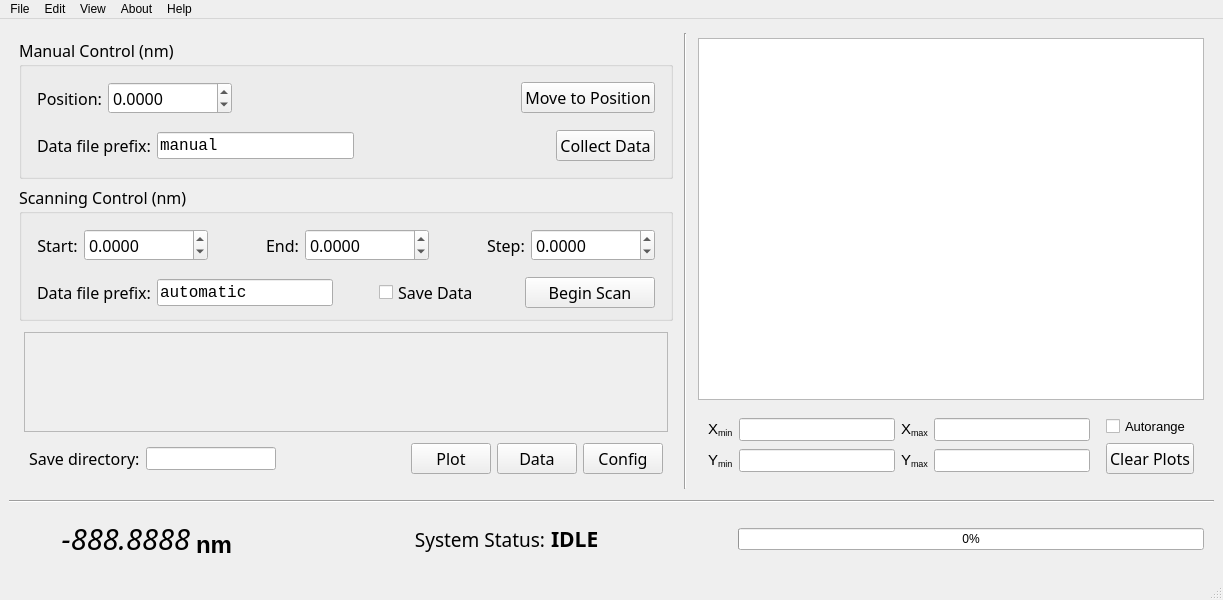
This is ui/mainwindow_mk2.ui in mitbailey/MMC as Qt 5 draws it before an edit. The edited form follows.
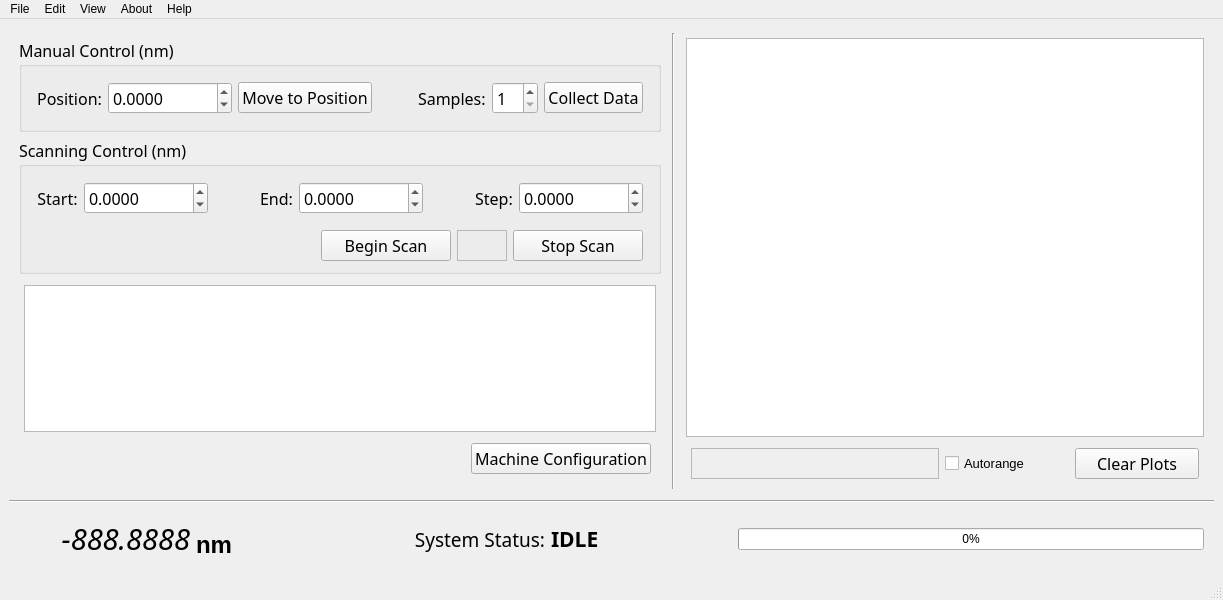
This is the edited form.

Commit message: Fixed imports, added new QActions to the QMenu, removed prefix selection, added area for data table.

```diff
--- a/ui/mainwindow_mk2.ui
+++ b/ui/mainwindow_mk2.ui
@@ -128,19 +128,6 @@
                  </property>
                 </widget>
                </item>
-               <item>
-                <spacer name="horizontalSpacer_2">
-                 <property name="orientation">
-                  <enum>Qt::Horizontal</enum>
-                 </property>
-                 <property name="sizeHint" stdset="0">
-                  <size>
-                   <width>40</width>
-                   <height>20</height>
-                  </size>
-                 </property>
-                </spacer>
-               </item>
                <item>
                 <widget class="QPushButton" name="move_pos_button">
                  <property name="text">
@@ -148,45 +135,8 @@
                  </property>
                 </widget>
                </item>
-              </layout>
-             </item>
-             <item>
-              <layout class="QHBoxLayout" name="horizontalLayout_9">
-               <property name="leftMargin">
-                <number>5</number>
-               </property>
-               <property name="topMargin">
-                <number>5</number>
-               </property>
-               <property name="rightMargin">
-                <number>5</number>
-               </property>
-               <property name="bottomMargin">
-                <number>5</number>
-               </property>
                <item>
-                <widget class="QLabel" name="mancon_prefix_label">
-                 <property name="text">
-                  <string>Data file prefix:</string>
-                 </property>
-                </widget>
-               </item>
-               <item>
-                <widget class="QLineEdit" name="mancon_prefix_lineedit">
-                 <property name="font">
-                  <font>
-                   <family>Consolas</family>
-                   <pointsize>12</pointsize>
-                   <underline>false</underline>
-                  </font>
-                 </property>
-                 <property name="text">
-                  <string>manual</string>
-                 </property>
-                </widget>
-               </item>
-               <item>
-                <spacer name="horizontalSpacer_7">
+                <spacer name="horizontalSpacer_2">
                  <property name="orientation">
                   <enum>Qt::Horizontal</enum>
                  </property>
@@ -198,6 +148,23 @@
                  </property>
                 </spacer>
                </item>
+               <item>
+                <widget class="QLabel" name="label_3">
+                 <property name="text">
+                  <string>Samples:</string>
+                 </property>
+                </widget>
+               </item>
+               <item>
+                <widget class="QSpinBox" name="samples_set_spinbox">
+                 <property name="minimum">
+                  <number>1</number>
+                 </property>
+                 <property name="maximum">
+                  <number>99</number>
+                 </property>
+                </widget>
+               </item>
                <item>
                 <widget class="QPushButton" name="collect_data_button">
                  <property name="text">
@@ -384,26 +351,6 @@
                <property name="rightMargin">
                 <number>5</number>
                </property>
-               <item>
-                <widget class="QLabel" name="scancon_prefix_label">
-                 <property name="text">
-                  <string>Data file prefix:</string>
-                 </property>
-                </widget>
-               </item>
-               <item>
-                <widget class="QLineEdit" name="scancon_prefix_lineedit">
-                 <property name="font">
-                  <font>
-                   <family>Consolas</family>
-                   <pointsize>12</pointsize>
-                  </font>
-                 </property>
-                 <property name="text">
-                  <string>automatic</string>
-                 </property>
-                </widget>
-               </item>
                <item>
                 <spacer name="horizontalSpacer_5">
                  <property name="orientation">
@@ -417,29 +364,6 @@
                  </property>
                 </spacer>
                </item>
-               <item>
-                <widget class="QCheckBox" name="save_data_checkbox">
-                 <property name="text">
-                  <string>Save Data</string>
-                 </property>
-                 <property name="tristate">
-                  <bool>false</bool>
-                 </property>
-                </widget>
-               </item>
-               <item>
-                <spacer name="horizontalSpacer_6">
-                 <property name="orientation">
-                  <enum>Qt::Horizontal</enum>
-                 </property>
-                 <property name="sizeHint" stdset="0">
-                  <size>
-                   <width>40</width>
-                   <height>20</height>
-                  </size>
-                 </property>
-                </spacer>
-               </item>
                <item>
                 <widget class="QPushButton" name="begin_scan_button">
                  <property name="minimumSize">
@@ -453,6 +377,35 @@
                  </property>
                 </widget>
                </item>
+               <item>
+                <widget class="QFrame" name="frame">
+                 <property name="minimumSize">
+                  <size>
+                   <width>50</width>
+                   <height>0</height>
+                  </size>
+                 </property>
+                 <property name="frameShape">
+                  <enum>QFrame::StyledPanel</enum>
+                 </property>
+                 <property name="frameShadow">
+                  <enum>QFrame::Raised</enum>
+                 </property>
+                </widget>
+               </item>
+               <item>
+                <widget class="QPushButton" name="stop_scan_button">
+                 <property name="minimumSize">
+                  <size>
+                   <width>130</width>
+                   <height>0</height>
+                  </size>
+                 </property>
+                 <property name="text">
+                  <string>Stop Scan</string>
+                 </property>
+                </widget>
+               </item>
               </layout>
              </item>
             </layout>
@@ -461,7 +414,7 @@
          </widget>
         </item>
         <item>
-         <layout class="QVBoxLayout" name="verticalLayout_2" stretch="5,1">
+         <layout class="QVBoxLayout" name="verticalLayout_2" stretch="1,0">
           <property name="leftMargin">
            <number>5</number>
           </property>
@@ -475,17 +428,7 @@
            <number>5</number>
           </property>
           <item>
-           <widget class="QFrame" name="frame_3">
-            <property name="cursor">
-             <cursorShape>ArrowCursor</cursorShape>
-            </property>
-            <property name="frameShape">
-             <enum>QFrame::StyledPanel</enum>
-            </property>
-            <property name="frameShadow">
-             <enum>QFrame::Raised</enum>
-            </property>
-           </widget>
+           <widget class="QTableView" name="tableView"/>
           </item>
           <item>
            <layout class="QHBoxLayout" name="horizontalLayout_3">
@@ -501,32 +444,6 @@
             <property name="bottomMargin">
              <number>5</number>
             </property>
-            <item>
-             <widget class="QLabel" name="save_dir_label">
-              <property name="font">
-               <font>
-                <family>Segoe UI Semibold</family>
-                <pointsize>12</pointsize>
-               </font>
-              </property>
-              <property name="text">
-               <string>Save directory:</string>
-              </property>
-             </widget>
-            </item>
-            <item>
-             <widget class="QLineEdit" name="save_dir_lineedit">
-              <property name="font">
-               <font>
-                <family>Segoe UI</family>
-                <pointsize>10</pointsize>
-               </font>
-              </property>
-              <property name="text">
-               <string extracomment="Data file save directory."/>
-              </property>
-             </widget>
-            </item>
             <item>
              <spacer name="horizontalSpacer">
               <property name="orientation">
@@ -540,32 +457,6 @@
               </property>
              </spacer>
             </item>
-            <item>
-             <widget class="QPushButton" name="save_plot_button">
-              <property name="font">
-               <font>
-                <family>Segoe UI Semibold</family>
-                <pointsize>12</pointsize>
-               </font>
-              </property>
-              <property name="text">
-               <string>Plot</string>
-              </property>
-             </widget>
-            </item>
-            <item>
-             <widget class="QPushButton" name="save_data_button">
-              <property name="font">
-               <font>
-                <family>Segoe UI Semibold</family>
-                <pointsize>12</pointsize>
-               </font>
-              </property>
-              <property name="text">
-               <string>Data</string>
-              </property>
-             </widget>
-            </item>
             <item>
              <widget class="QPushButton" name="save_config_button">
               <property name="font">
@@ -575,7 +466,7 @@
                </font>
               </property>
               <property name="text">
-               <string>Config</string>
+               <string>Machine Configuration</string>
               </property>
              </widget>
             </item>
@@ -614,7 +505,7 @@
          </widget>
         </item>
         <item>
-         <layout class="QHBoxLayout" name="horizontalLayout_2" stretch="3,0">
+         <layout class="QHBoxLayout" name="horizontalLayout_2" stretch="0">
           <property name="leftMargin">
            <number>5</number>
           </property>
@@ -628,175 +519,17 @@
            <number>5</number>
           </property>
           <item>
-           <layout class="QGridLayout" name="gridLayout_4" columnstretch="0,1,0,1">
-            <property name="leftMargin">
-             <number>5</number>
-            </property>
-            <property name="topMargin">
-             <number>5</number>
-            </property>
-            <property name="rightMargin">
-             <number>5</number>
-            </property>
-            <property name="bottomMargin">
-             <number>5</number>
-            </property>
-            <item row="1" column="0">
-             <widget class="QLabel" name="ymin_label">
-              <property name="sizePolicy">
-               <sizepolicy hsizetype="MinimumExpanding" vsizetype="Preferred">
-                <horstretch>0</horstretch>
-                <verstretch>0</verstretch>
-               </sizepolicy>
+           <layout class="QHBoxLayout" name="horizontalLayout_7" stretch="2,1,1">
+            <item>
+             <widget class="QFrame" name="frame_2">
+              <property name="frameShape">
+               <enum>QFrame::StyledPanel</enum>
               </property>
-              <property name="font">
-               <font>
-                <family>Segoe UI</family>
-                <pointsize>11</pointsize>
-               </font>
+              <property name="frameShadow">
+               <enum>QFrame::Raised</enum>
               </property>
-              <property name="text">
-               <string>Y&lt;sub&gt;min&lt;/sub&gt;</string>
-              </property>
              </widget>
             </item>
-            <item row="0" column="2">
-             <widget class="QLabel" name="xmax_label">
-              <property name="sizePolicy">
-               <sizepolicy hsizetype="MinimumExpanding" vsizetype="Preferred">
-                <horstretch>0</horstretch>
-                <verstretch>0</verstretch>
-               </sizepolicy>
-              </property>
-              <property name="font">
-               <font>
-                <family>Segoe UI</family>
-                <pointsize>11</pointsize>
-               </font>
-              </property>
-              <property name="text">
-               <string>X&lt;sub&gt;max&lt;/sub&gt;</string>
-              </property>
-             </widget>
-            </item>
-            <item row="1" column="2">
-             <widget class="QLabel" name="ymax_label">
-              <property name="sizePolicy">
-               <sizepolicy hsizetype="MinimumExpanding" vsizetype="Preferred">
-                <horstretch>0</horstretch>
-                <verstretch>0</verstretch>
-               </sizepolicy>
-              </property>
-              <property name="font">
-               <font>
-                <family>Segoe UI</family>
-                <pointsize>11</pointsize>
-               </font>
-              </property>
-              <property name="text">
-               <string>Y&lt;sub&gt;max&lt;/max&gt;</string>
-              </property>
-             </widget>
-            </item>
-            <item row="0" column="0">
-             <widget class="QLabel" name="xmin_label">
-              <property name="sizePolicy">
-               <sizepolicy hsizetype="MinimumExpanding" vsizetype="Preferred">
-                <horstretch>0</horstretch>
-                <verstretch>0</verstretch>
-               </sizepolicy>
-              </property>
-              <property name="font">
-               <font>
-                <family>Segoe UI</family>
-                <pointsize>11</pointsize>
-               </font>
-              </property>
-              <property name="text">
-               <string>X&lt;sub&gt;min&lt;/sub&gt;</string>
-              </property>
-             </widget>
-            </item>
-            <item row="0" column="1">
-             <widget class="QLineEdit" name="xmin_in">
-              <property name="sizePolicy">
-               <sizepolicy hsizetype="Preferred" vsizetype="Fixed">
-                <horstretch>0</horstretch>
-                <verstretch>0</verstretch>
-               </sizepolicy>
-              </property>
-              <property name="font">
-               <font>
-                <family>Segoe UI</family>
-                <pointsize>10</pointsize>
-               </font>
-              </property>
-             </widget>
-            </item>
-            <item row="1" column="1">
-             <widget class="QLineEdit" name="ymin_in">
-              <property name="sizePolicy">
-               <sizepolicy hsizetype="Preferred" vsizetype="Fixed">
-                <horstretch>0</horstretch>
-                <verstretch>0</verstretch>
-               </sizepolicy>
-              </property>
-              <property name="font">
-               <font>
-                <family>Segoe UI</family>
-                <pointsize>10</pointsize>
-               </font>
-              </property>
-             </widget>
-            </item>
-            <item row="0" column="3">
-             <widget class="QLineEdit" name="xmax_in">
-              <property name="sizePolicy">
-               <sizepolicy hsizetype="Preferred" vsizetype="Fixed">
-                <horstretch>0</horstretch>
-                <verstretch>0</verstretch>
-               </sizepolicy>
-              </property>
-              <property name="font">
-               <font>
-                <family>Segoe UI</family>
-                <pointsize>10</pointsize>
-               </font>
-              </property>
-             </widget>
-            </item>
-            <item row="1" column="3">
-             <widget class="QLineEdit" name="ymax_in">
-              <property name="sizePolicy">
-               <sizepolicy hsizetype="Preferred" vsizetype="Fixed">
-                <horstretch>0</horstretch>
-                <verstretch>0</verstretch>
-               </sizepolicy>
-              </property>
-              <property name="font">
-               <font>
-                <family>Segoe UI</family>
-                <pointsize>10</pointsize>
-               </font>
-              </property>
-             </widget>
-            </item>
-           </layout>
-          </item>
-          <item>
-           <layout class="QVBoxLayout" name="verticalLayout_5">
-            <property name="leftMargin">
-             <number>5</number>
-            </property>
-            <property name="topMargin">
-             <number>5</number>
-            </property>
-            <property name="rightMargin">
-             <number>5</number>
-            </property>
-            <property name="bottomMargin">
-             <number>5</number>
-            </property>
             <item>
              <widget class="QCheckBox" name="autorange_checkbox">
               <property name="font">
```
Left out of the diff: 58 changed lines with no effect on the pictures. The commit also changes 3 other files.
